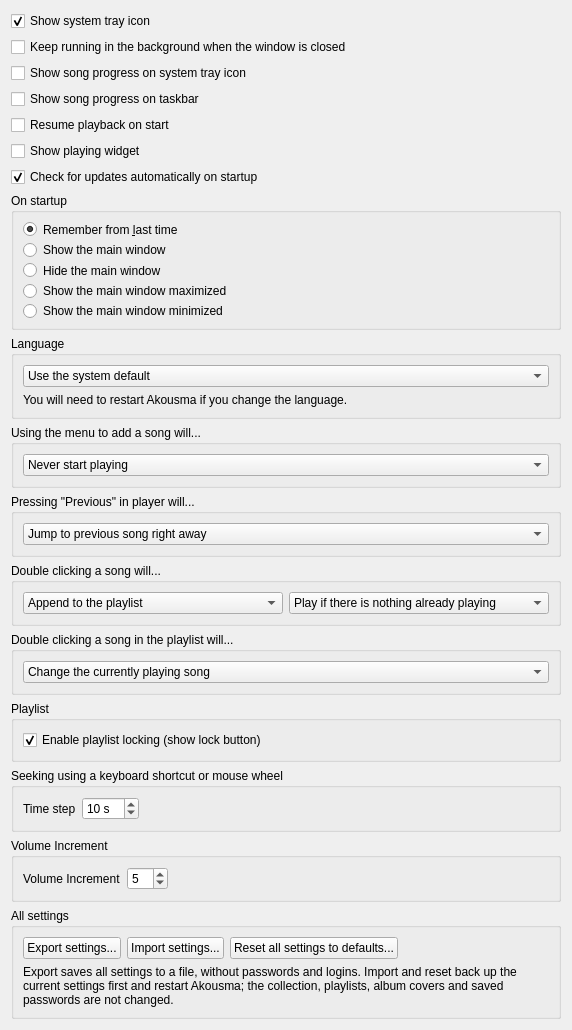
First picture: the form in src/settings/behavioursettingspage.ui, repository Genki-jp0/Akousma, before the edit.
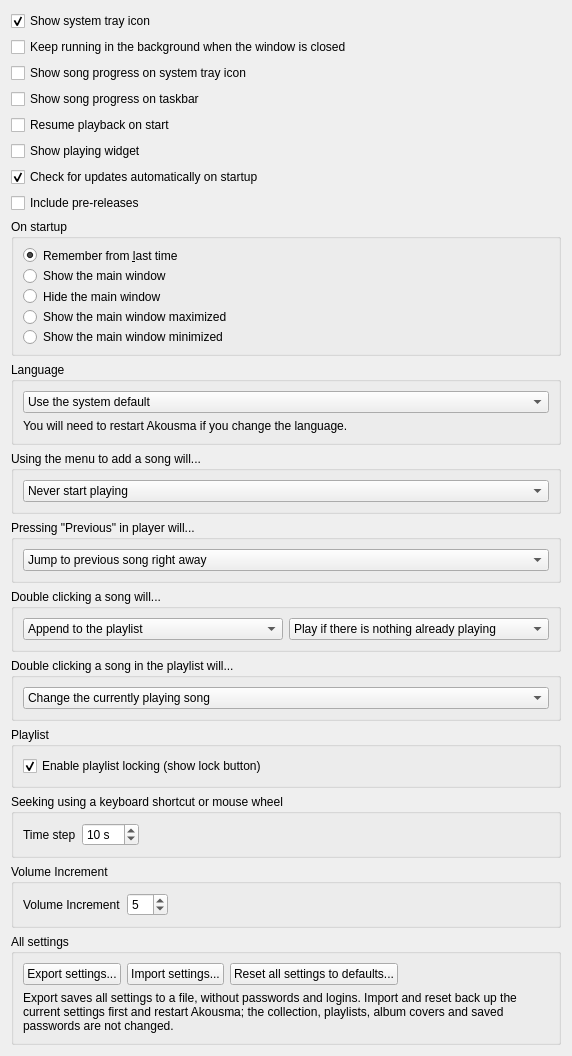
Second picture: the form after the edit.

Commit message: UpdateChecker: Include pre-releases, also builds of a git commit

Patch:
```diff
--- a/src/settings/behavioursettingspage.ui
+++ b/src/settings/behavioursettingspage.ui
@@ -78,6 +78,19 @@
      </property>
     </widget>
    </item>
+   <item>
+    <widget class="QCheckBox" name="checkbox_check_for_prereleases">
+     <property name="toolTip">
+      <string>Also offers pre-releases, for example builds of a git commit, on startup and in Help &gt; Check for updates.</string>
+     </property>
+     <property name="text">
+      <string>Include pre-releases</string>
+     </property>
+     <property name="checked">
+      <bool>false</bool>
+     </property>
+    </widget>
+   </item>
    <item>
     <widget class="QGroupBox" name="groupbox_startup">
      <property name="title">
```
The commit also changes 6 other files.
